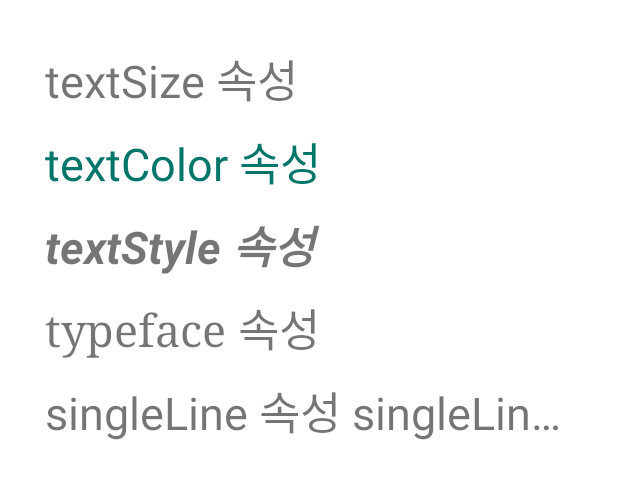
After one commit to won-hyw/Chapter4_Ex2, an Android app: the layout ex4_16.xml on its own in the app's theme, with its tools: preview values and no code run, on a phone screen of 412 x 824 dp. The commit adds this screen. Shown: the top 479 px of the screen. Run offline under Robolectric (Android 15) with nearby library versions, the phone set to English and light mode, and no system bars.

Commit message:
예제 4-16 연습

```diff
--- /dev/null
+++ b/app/src/main/res/layout/ex4_16.xml
@@ -0,0 +1,46 @@
+<?xml version="1.0" encoding="utf-8"?>
+<LinearLayout xmlns:android="http://schemas.android.com/apk/res/android"
+    android:orientation="vertical"
+    android:padding="30dp"
+    android:layout_width="match_parent"
+    android:layout_height="match_parent">
+
+    <TextView
+        android:layout_width="match_parent"
+        android:layout_height="wrap_content"
+        android:textSize="30sp"
+        android:layout_marginBottom="10dp"
+        android:text="@string/t1"/>
+
+    <TextView
+        android:layout_width="match_parent"
+        android:layout_height="wrap_content"
+        android:textSize="30sp"
+        android:textColor="@color/text_green"
+        android:layout_marginBottom="10dp"
+        android:text="@string/t2"/>
+
+    <TextView
+        android:layout_width="match_parent"
+        android:layout_height="wrap_content"
+        android:textSize="30sp"
+        android:textStyle="bold|italic"
+        android:layout_marginBottom="10dp"
+        android:text="@string/t3"/>
+
+    <TextView
+        android:layout_width="match_parent"
+        android:layout_height="wrap_content"
+        android:textSize="30sp"
+        android:typeface="serif"
+        android:layout_marginBottom="10dp"
+        android:text="@string/t4"/>
+
+    <TextView
+        android:layout_width="match_parent"
+        android:layout_height="wrap_content"
+        android:textSize="30sp"
+        android:singleLine="true"
+        android:layout_marginBottom="10dp"
+        android:text="@string/t5"/>
+</LinearLayout>
--- a/app/src/main/res/values/colors.xml
+++ b/app/src/main/res/values/colors.xml
@@ -7,4 +7,5 @@
     <color name="teal_700">#FF018786</color>
     <color name="black">#FF000000</color>
     <color name="white">#FFFFFFFF</color>
+    <color name="text_green">#00756A</color>
 </resources>
--- a/app/src/main/res/values/strings.xml
+++ b/app/src/main/res/values/strings.xml
@@ -7,4 +7,9 @@
     <string name="btn5">버튼 5</string>
     <string name="text1">이건 텍스트뷰입니다.</string>
     <string name="edit1">이건 에디트텍스트입니다.</string>
+    <string name="t1">textSize 속성</string>
+    <string name="t2">textColor 속성</string>
+    <string name="t3">textStyle 속성</string>
+    <string name="t4">typeface 속성</string>
+    <string name="t5">singleLine 속성 singleLine 속성 singleLine 속성 singleLine 속성 singleLine 속성 singleLine 속성 singleLine 속성 singleLine 속성 singleLine 속성</string>
 </resources>
```
